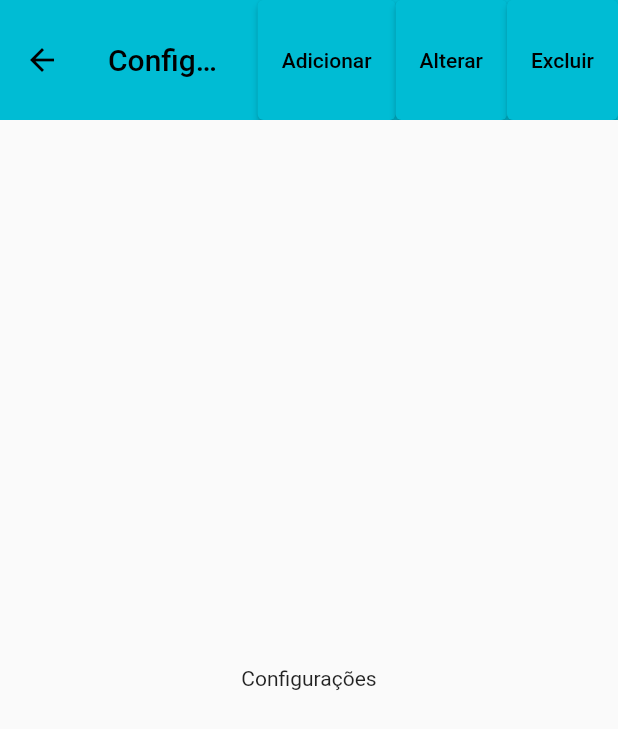
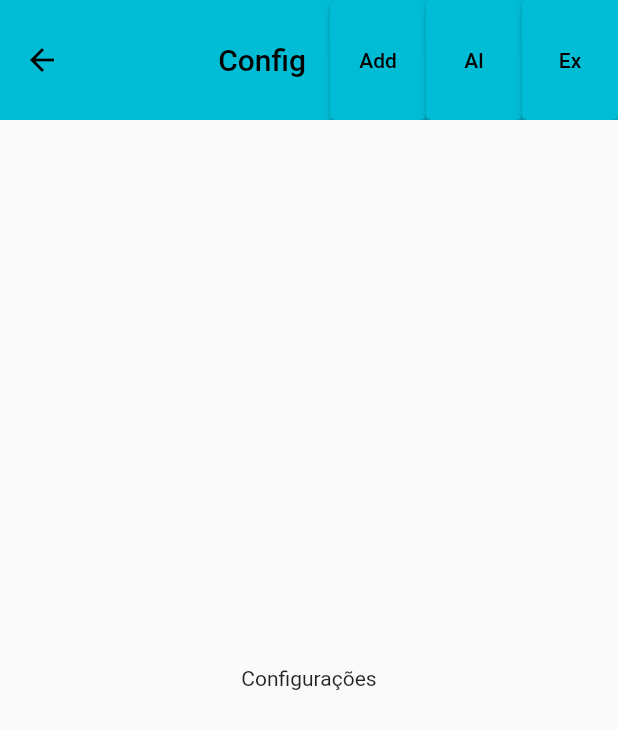
Before and after one commit to ViniDuarte1/UNIAUDI, a Flutter app: the screen it shows after launch, after a tap on "teste1", on a phone screen of 412 x 824 dp. Shown: the top 729 px of the screen. Run offline on Flutter 3.47's test engine with Material 2 defaults, Android fonts, the phone set to English and light mode, and no system bars; our stand-ins replace get.

Commit message:
iniciado telas trasncricao e user config

```diff
--- a/lib/main.dart
+++ b/lib/main.dart
@@ -36,7 +36,7 @@ class MyApp extends StatelessWidget {
       ),
        initialRoute: '/home',
       routes: {
-        '/home': (context) =>  const HomePage(key: null,),
+        '/home': (context) =>  const HomePage(),
       }
     );
   }
--- a/lib/modules/widgets/transcricao/transcricao.dart
+++ b/lib/modules/widgets/transcricao/transcricao.dart
@@ -1,5 +1,8 @@
 import 'package:flutter/material.dart';
+import 'package:get/get.dart';
+import 'package:uniaudi/telas/transcricao.dart';
 
+import '../../../telas/user_config.dart';
 
 class Transcricao extends StatefulWidget {
   const Transcricao({super.key});
@@ -43,9 +46,16 @@ class _TranscricaoState extends State<Transcricao> {
             const SizedBox(
               height: 10,
             ),
-                            const Icon(
-                              Icons.mic,
-                              size: 50,
+            IconButton(
+              iconSize: 50,
+              icon: Icon(Icons.mic),
+              onPressed: () {
+                 navigator!.push(
+            MaterialPageRoute(
+              builder: (context) => const TranscriptPage(),
+            ),
+          );
+              },
             ),
           ],
         ),
--- a/lib/telas/user_config.dart
+++ b/lib/telas/user_config.dart
@@ -1,7 +1,4 @@
 import 'package:flutter/material.dart';
-import 'package:flutter/src/widgets/framework.dart';
-import 'package:flutter/src/widgets/placeholder.dart';
-
 import 'home_page.dart';
 
 class ConfigPage extends StatefulWidget {
@@ -16,7 +13,7 @@ class _ConfigPageState extends State<ConfigPage> {
   Widget build(BuildContext context) {
     return Scaffold(
       appBar: AppBar(
-        title: const Text('Configurações'),
+        title: const Text('Config'),
         leading: IconButton(
           icon: Icon(Icons.arrow_back),
           onPressed: () {
@@ -25,15 +22,15 @@ class _ConfigPageState extends State<ConfigPage> {
         ),
         actions: <Widget>[
           ElevatedButton(
-            child: const Text('Adicionar'),
+            child: const Text('Add'),
             onPressed: () {},
           ),
           ElevatedButton(
-            child: const Text('Alterar'),
+            child: const Text('Al'),
             onPressed: () {},
           ),
           ElevatedButton(
-            child: const Text('Excluir'),
+            child: const Text('Ex'),
             onPressed: () {},
           ),
         ],
```
Also changed, not shown: lib/telas/transcricao.dart (+36 -0 lines), lib/components/option/listoption.dart (line endings or trailing spaces). Lines whose indentation alone changed are shown as unchanged.
